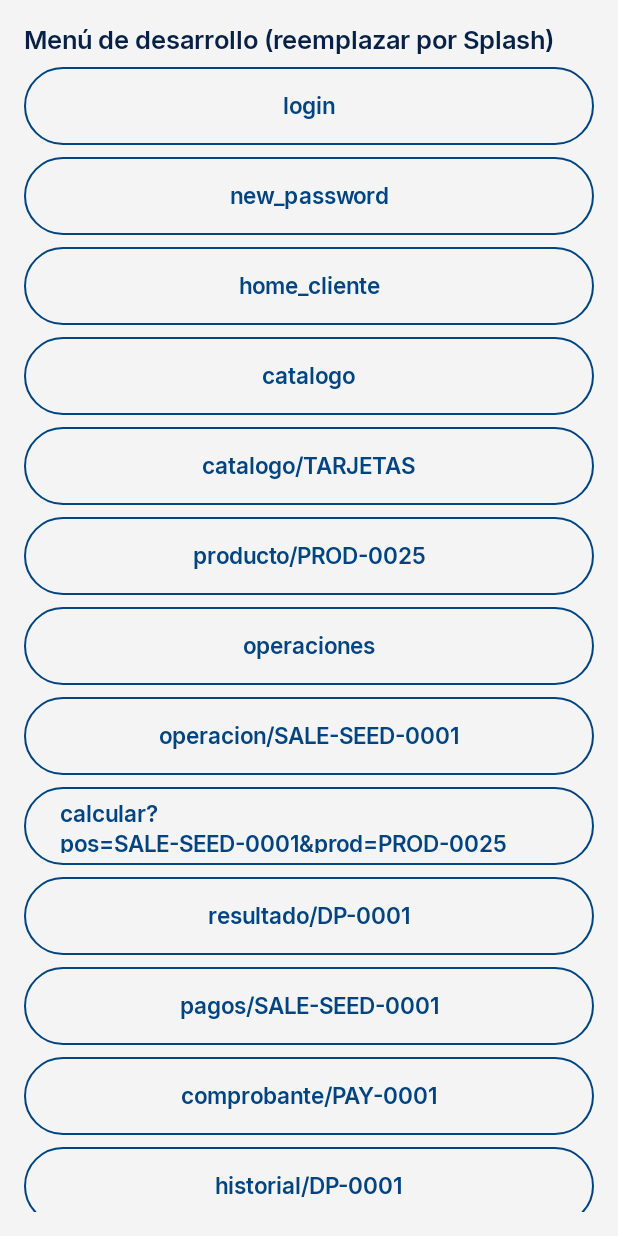
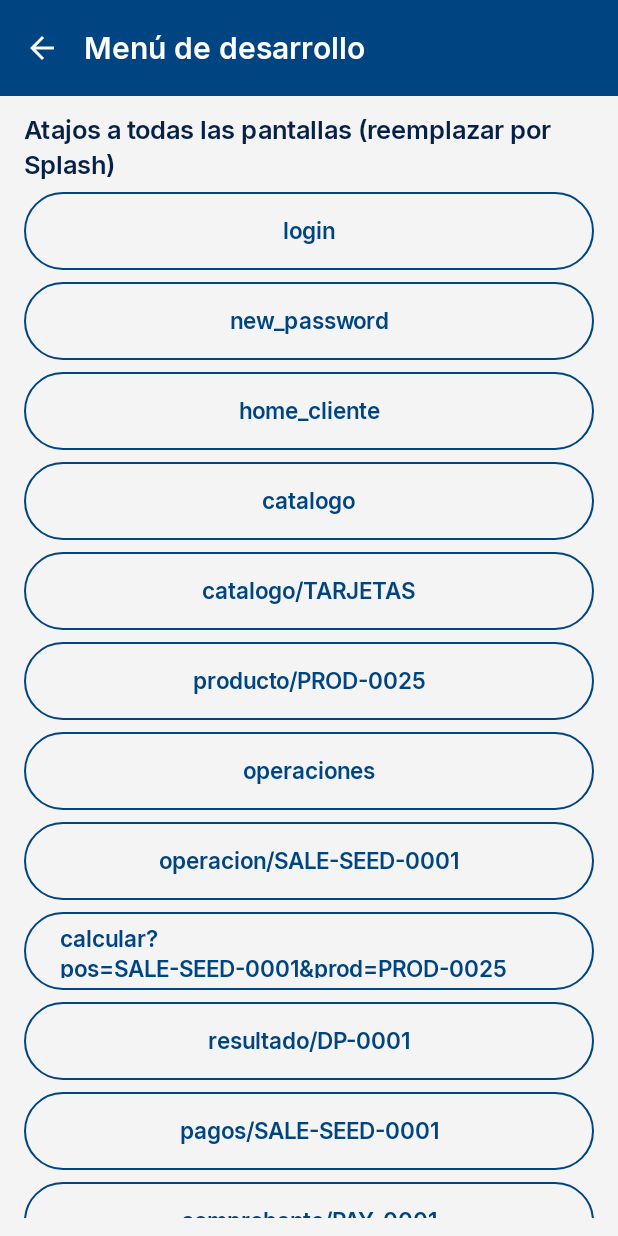
Before and after one commit to TailerRC/APP_Movil_BBVA, an Android app built with Jetpack Compose: the DevMenuScreen screen opened through its navigation route, on a phone screen of 412 x 824 dp. Run offline under Robolectric (Android 15) with nearby library versions, the phone set to English and light mode, and no system bars.

Commit message:
feat(navegacion): barras inferiores por rol (11.2) y atras en el menu dev
- BottomBars.kt: RoleBottomBar con las secciones del disenio (11.2) - cliente:
  Inicio - Catalogo - Operaciones - Promociones; negocio: Consultar cliente -
  Registrar politica - Promociones - Catalogo. El rol sale de LocalRole y la
  ruta actual decide si se pinta; detalle, flujos y accesos la ocultan.
- AppNavHost: el NavHost pasa a BonificaNavHost dentro de una Column, de modo
  que comparte el alto con la barra. Cambiar de pestana deja el home debajo
  (popUpTo(home) + saveState/restoreState) en vez de apilar pantallas.
- Resuelve el callejon de negocio: negocio_consulta era home sin flecha atras
  ni otra salida; ahora la barra da acceso a las demas secciones, incluida
  Registrar politica (antes solo alcanzable desde el menu dev).
- DevMenuScreen: barra con boton atras, que antes tampoco tenia salida.
- Pruebas: BottomBarsTest (6 casos: secciones por rol, subpantallas, ocultar
  en flujos/accesos, rol cruzado y sin rol).

```diff
--- a/app/src/main/java/com/bbva/bonifica/ui/navigation/AppNavHost.kt
+++ b/app/src/main/java/com/bbva/bonifica/ui/navigation/AppNavHost.kt
@@ -1,13 +1,17 @@
 package com.bbva.bonifica.ui.navigation
 
+import androidx.compose.foundation.layout.Column
+import androidx.compose.foundation.layout.fillMaxSize
 import androidx.compose.runtime.Composable
 import androidx.compose.runtime.getValue
+import androidx.compose.ui.Modifier
 import androidx.lifecycle.compose.collectAsStateWithLifecycle
 import androidx.lifecycle.viewmodel.compose.viewModel
 import androidx.navigation.NavHostController
 import androidx.navigation.NavType
 import androidx.navigation.compose.NavHost
 import androidx.navigation.compose.composable
+import androidx.navigation.compose.currentBackStackEntryAsState
 import androidx.navigation.compose.rememberNavController
 import androidx.navigation.navArgument
 import com.bbva.bonifica.di.rememberAppFactory
@@ -25,6 +29,7 @@ import com.bbva.bonifica.ui.catalogo.ProductoDetalleScreen
 import com.bbva.bonifica.ui.catalogo.ProductoDetalleViewModel
 import com.bbva.bonifica.ui.catalogo.ProductosScreen
 import com.bbva.bonifica.ui.catalogo.ProductosViewModel
+import com.bbva.bonifica.ui.components.LocalRole
 import com.bbva.bonifica.ui.descuentos.CalcularScreen
 import com.bbva.bonifica.ui.descuentos.CalcularViewModel
 import com.bbva.bonifica.ui.descuentos.ResultadoScreen
@@ -84,7 +89,50 @@ fun AppNavHost(navController: NavHostController = rememberNavController()) {
         factory = rememberAppFactory { AccesoViewModel(it.authRepository) }
     )
 
-    NavHost(navController = navController, startDestination = Routes.SPLASH) {
+    // §11.2 · Barra inferior por rol: el rol sale solo del claim (LocalRole) y
+    // la ruta actual decide si es una sección. Sin ella el home de negocio
+    // (negocio_consulta) era un callejón sin salida.
+    val role = LocalRole.current
+    val backStackEntry by navController.currentBackStackEntryAsState()
+    val currentRoute = backStackEntry?.destination?.route
+
+    Column(Modifier.fillMaxSize()) {
+        BonificaNavHost(
+            navController = navController,
+            acceso = acceso,
+            modifier = Modifier.weight(1f)
+        )
+
+        if (role != null && barraInferiorVisible(role, currentRoute)) {
+            RoleBottomBar(
+                role = role,
+                currentRoute = currentRoute,
+                onNavigate = { route ->
+                    // Patrón de secciones (§11.2): la pestaña deja el home debajo
+                    // y descarta lo que había encima; saveState/restoreState
+                    // conservan el estado de la pestaña abandonada.
+                    navController.navigate(route) {
+                        popUpTo(homeRoute(role)) { saveState = true }
+                        launchSingleTop = true
+                        restoreState = true
+                    }
+                }
+            )
+        }
+    }
+}
+
+/**
+ * El grafo de destinos, sin barra: [AppNavHost] lo monta dentro de la `Column`
+ * que la lleva, para que el NavHost reparta el alto con ella (`weight`).
+ */
+@Composable
+private fun BonificaNavHost(
+    navController: NavHostController,
+    acceso: AccesoViewModel,
+    modifier: Modifier = Modifier
+) {
+    NavHost(navController = navController, startDestination = Routes.SPLASH, modifier = modifier) {
 
         // Módulo 1 · Acceso y Perfil (Persona B)
         composable(Routes.SPLASH) {
@@ -105,7 +153,12 @@ fun AppNavHost(navController: NavHostController = rememberNavController()) {
         }
 
         // Menú temporal de desarrollo (§14). Mantener pulsado el logo del splash.
-        composable(Routes.DEV_MENU) { DevMenuScreen(onNavigate = { navController.navigate(it) }) }
+        composable(Routes.DEV_MENU) {
+            DevMenuScreen(
+                onNavigate = { navController.navigate(it) },
+                onBack = { navController.popBackStack() }
+            )
+        }
 
         composable(Routes.LOGIN) {
             LoginScreen(
--- a/app/src/main/java/com/bbva/bonifica/ui/navigation/DevMenuScreen.kt
+++ b/app/src/main/java/com/bbva/bonifica/ui/navigation/DevMenuScreen.kt
@@ -1,25 +1,30 @@
 package com.bbva.bonifica.ui.navigation
 
 import androidx.compose.foundation.layout.Arrangement
+import androidx.compose.foundation.layout.Column
 import androidx.compose.foundation.layout.fillMaxSize
 import androidx.compose.foundation.layout.padding
-import androidx.compose.foundation.layout.statusBarsPadding
 import androidx.compose.foundation.lazy.LazyColumn
 import androidx.compose.foundation.lazy.items
 import androidx.compose.material3.MaterialTheme
 import androidx.compose.material3.Text
 import androidx.compose.runtime.Composable
 import androidx.compose.ui.Modifier
+import androidx.compose.ui.res.stringResource
 import androidx.compose.ui.unit.dp
+import com.bbva.bonifica.R
+import com.bbva.bonifica.ui.components.BonificaTopBar
 import com.bbva.bonifica.ui.components.SecondaryButton
 
 /**
  * Menú TEMPORAL para saltar a cualquier pantalla mientras no todas tengan su
  * entrada real. Se entra desde el splash con pulsación larga en el logo (§14)
  * y se retira cuando el flujo completo esté cableado.
+ *
+ * Lleva barra con botón atrás: sin ella el menú era otra pantalla sin salida.
  */
 @Composable
-fun DevMenuScreen(onNavigate: (String) -> Unit) {
+fun DevMenuScreen(onNavigate: (String) -> Unit, onBack: () -> Unit) {
     val destinos = listOf(
         Routes.LOGIN, Routes.NEW_PASSWORD, Routes.HOME_CLIENTE, Routes.CATALOGO,
         Routes.catalogoCategoria("TARJETAS"), Routes.producto("PROD-0025"),
@@ -29,13 +34,20 @@ fun DevMenuScreen(onNavigate: (String) -> Unit) {
         Routes.historial("DP-0001"), Routes.PROMOCIONES, Routes.NEGOCIO_CONSULTA,
         Routes.negocioCliente("PARTY-000024"), Routes.NEGOCIO_POLITICA
     )
+    Column(Modifier.fillMaxSize()) {
+        BonificaTopBar(
+            title = stringResource(R.string.dev_menu_titulo),
+            onBack = onBack
+        )
         LazyColumn(
-        modifier = Modifier.fillMaxSize().statusBarsPadding().padding(16.dp),
+            modifier = Modifier
+                .weight(1f)
+                .padding(horizontal = 16.dp, vertical = 12.dp),
             verticalArrangement = Arrangement.spacedBy(8.dp)
         ) {
             item {
                 Text(
-                "Menú de desarrollo (reemplazar por Splash)",
+                    text = stringResource(R.string.dev_menu_subtitulo),
                     style = MaterialTheme.typography.titleMedium
                 )
             }
@@ -44,3 +56,4 @@ fun DevMenuScreen(onNavigate: (String) -> Unit) {
             }
         }
     }
+}
--- a/app/src/main/res/values/strings_bonifica.xml
+++ b/app/src/main/res/values/strings_bonifica.xml
@@ -266,4 +266,16 @@
     <string name="politica_registrar">Registrar política</string>
     <string name="politica_registrando">Registrando…</string>
     <string name="politica_registrada">Política registrada correctamente.</string>
+
+    <!-- Barras inferiores por rol (§11.2) -->
+    <string name="tab_inicio">Inicio</string>
+    <string name="tab_catalogo">Catálogo</string>
+    <string name="tab_operaciones">Operaciones</string>
+    <string name="tab_promociones">Promociones</string>
+    <string name="tab_consultar_cliente">Consultar cliente</string>
+    <string name="tab_registrar_politica">Registrar política</string>
+
+    <!-- Menú de desarrollo (§14): temporal, se retira con el flujo completo -->
+    <string name="dev_menu_titulo">Menú de desarrollo</string>
+    <string name="dev_menu_subtitulo">Atajos a todas las pantallas (reemplazar por Splash)</string>
 </resources>
```
Also changed, not shown: app/src/main/java/com/bbva/bonifica/ui/navigation/BottomBars.kt (added, +135 -0 lines), 1 other file. Lines whose indentation alone changed are shown as unchanged.
